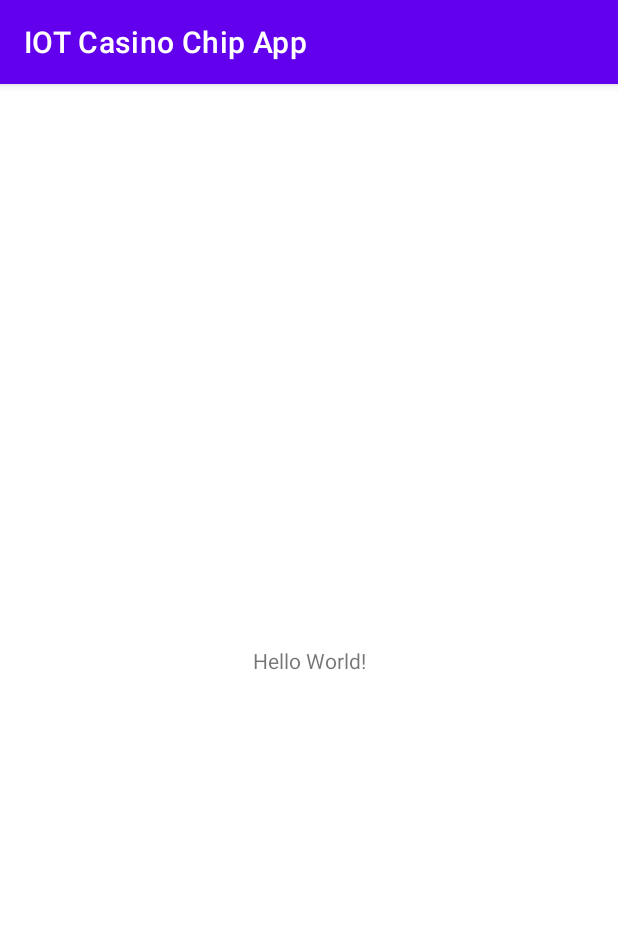
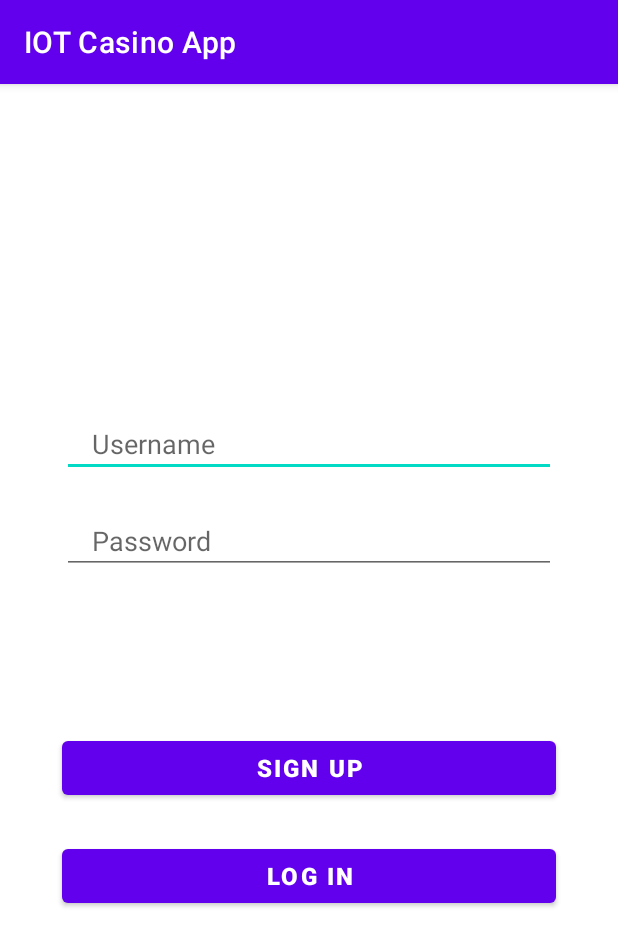
Before and after one commit to andrews2/Senior_Design_Project, an Android app: the screen it shows after launch (MainActivity before the commit, LoginActivity after it), on a phone screen of 412 x 824 dp. Shown: the top 946 px of the screen. Run offline under Robolectric (Android 15) with nearby library versions, the light colour scheme and no system bars.

Commit message:
added login system

```diff
--- /dev/null
+++ b/app/src/main/java/com/example/iotcasinoapp/LoginActivity.java
@@ -0,0 +1,110 @@
+package com.example.iotcasinoapp;
+
+import androidx.appcompat.app.AppCompatActivity;
+
+import android.content.Context;
+import android.content.Intent;
+import android.os.Bundle;
+import android.view.View;
+import android.widget.Button;
+import android.widget.EditText;
+import android.widget.Toast;
+
+import java.io.ObjectInputStream;
+import java.io.ObjectOutputStream;
+import java.io.Serializable;
+import java.net.Socket;
+
+public class LoginActivity extends AppCompatActivity {
+    Thread Thread1 = null;
+    EditText username, password;
+    Button login, signup;
+    String SERVER_IP = "172.20.10.2";
+    int SERVER_PORT = 1234;
+    String message;
+    Socket s;
+    ObjectOutputStream oos;
+    ObjectInputStream ois;
+    Context context;
+
+    @Override
+    protected void onCreate(Bundle savedInstanceState) {
+        super.onCreate(savedInstanceState);
+        setContentView(R.layout.activity_login);
+        username = findViewById(R.id.Username);
+        password = findViewById(R.id.Password);
+        login = findViewById(R.id.Login);
+        signup = findViewById(R.id.Signup);
+        password = findViewById(R.id.Password);
+        context = this;
+
+        //set up buttons to wait for click
+        login.setOnClickListener(new View.OnClickListener() {
+            @Override
+            public void onClick(View view) {
+                message = "LI " + username.getText().toString() + " " + password.getText().toString();
+                signup.setClickable(false);
+                login.setClickable(false);
+                connectToServer();
+            }
+        });
+
+
+        signup.setOnClickListener(new View.OnClickListener() {
+            @Override
+            public void onClick(View view) {
+                message = "SU " + username.getText().toString() + " " + password.getText().toString();
+                signup.setClickable(false);
+                login.setClickable(false);
+                connectToServer();
+            }
+        });
+
+
+    }
+    //sends messages to screen
+    public void showToast(final String toast){
+        runOnUiThread(() -> Toast.makeText(LoginActivity.this, toast, Toast.LENGTH_LONG).show());
+    }
+    //reset GUI objects to inital states
+    public void resetInputs(){
+        runOnUiThread(() -> {
+            username.setText("");
+            password.setText("");
+            signup.setClickable(true);
+            login.setClickable(true);
+        });
+    }
+    //main thread to handle connection to server
+    public void connectToServer(){
+        Thread thread = new Thread(){
+            public void run(){
+                try {
+                    message.trim(); //trim username and password message to be sent
+                    // initalize server connection objects
+                    s = new Socket(SERVER_IP, SERVER_PORT);
+                    oos = new ObjectOutputStream(s.getOutputStream());
+                    oos.writeObject(message);
+                    ois = new ObjectInputStream(s.getInputStream());
+                    // get reply from server
+                    String reply = (String) ois.readObject();
+                    if (reply.equals("Login/signup Succesful")) { // check if is a succesful login
+                        int accval = (int) ois.readObject();
+                        SocketHandler.setSocket(s);
+                        Intent nextIntent = new Intent(LoginActivity.this, MainActivity.class);
+                        nextIntent.putExtra("accountValue", accval);
+                        LoginActivity.this.startActivity(nextIntent);
+                    }
+                    else{
+                        showToast(reply);
+                        resetInputs();
+                    }
+                } catch (Exception e) {
+                    showToast("Error: " + e.toString());
+                }
+            }
+        };
+        thread.start();
+    }
+
+}
--- /dev/null
+++ b/app/src/main/res/layout/activity_login.xml
@@ -0,0 +1,71 @@
+<?xml version="1.0" encoding="utf-8"?>
+<androidx.constraintlayout.widget.ConstraintLayout xmlns:android="http://schemas.android.com/apk/res/android"
+    xmlns:app="http://schemas.android.com/apk/res-auto"
+    xmlns:tools="http://schemas.android.com/tools"
+    android:layout_width="match_parent"
+    android:layout_height="match_parent"
+    tools:context=".LoginActivity">
+
+    <EditText
+        android:id="@+id/Username"
+        android:layout_width="0dp"
+        android:layout_height="wrap_content"
+        app:layout_constraintWidth_percent=".8"
+        app:layout_constraintVertical_bias=".3"
+        app:layout_constraintHorizontal_bias=".5"
+        android:hint="Username"
+        android:paddingLeft="20dp"
+        android:paddingTop="10dp"
+        android:paddingBottom="10dp"
+        app:layout_constraintBottom_toBottomOf="parent"
+        app:layout_constraintEnd_toEndOf="parent"
+        app:layout_constraintStart_toStartOf="parent"
+        app:layout_constraintTop_toTopOf="parent" />
+
+    <EditText
+        android:id="@+id/Password"
+        android:layout_width="0dp"
+        android:layout_height="wrap_content"
+        android:hint="Password"
+        android:paddingLeft="20dp"
+        android:paddingTop="10dp"
+        android:paddingBottom="10dp"
+        android:layout_margin="20dp"
+        app:layout_constraintVertical_bias="0"
+        app:layout_constraintBottom_toBottomOf="parent"
+        app:layout_constraintEnd_toEndOf="parent"
+        app:layout_constraintStart_toStartOf="parent"
+        app:layout_constraintTop_toBottomOf="@+id/Username"
+        app:layout_constraintWidth_percent=".8" />
+
+    <Button
+        android:id="@+id/Login"
+        android:layout_width="0dp"
+        android:layout_height="wrap_content"
+        app:layout_constraintWidth_percent=".8"
+        app:layout_constraintVertical_bias=".7"
+        android:text="Log In"
+        android:textSize="16sp"
+        android:textStyle="bold"
+        app:layout_constraintBottom_toBottomOf="parent"
+        app:layout_constraintEnd_toEndOf="parent"
+        app:layout_constraintStart_toStartOf="parent"
+        app:layout_constraintTop_toTopOf="parent"
+        />
+
+    <Button
+        android:id="@+id/Signup"
+        android:layout_width="0dp"
+        android:layout_height="wrap_content"
+        app:layout_constraintWidth_percent=".8"
+        app:layout_constraintVertical_bias=".6"
+        android:text="Sign Up"
+        android:textSize="16sp"
+        android:textStyle="bold"
+        app:layout_constraintBottom_toBottomOf="parent"
+        app:layout_constraintEnd_toEndOf="parent"
+        app:layout_constraintStart_toStartOf="parent"
+        app:layout_constraintTop_toTopOf="parent"
+        />
+
+</androidx.constraintlayout.widget.ConstraintLayout>
--- a/app/src/main/res/layout/activity_main.xml
+++ b/app/src/main/res/layout/activity_main.xml
@@ -4,15 +4,4 @@
     xmlns:tools="http://schemas.android.com/tools"
     android:layout_width="match_parent"
     android:layout_height="match_parent"
-    tools:context=".MainActivity">
-
-    <TextView
-        android:layout_width="wrap_content"
-        android:layout_height="wrap_content"
-        android:text="Hello World!"
-        app:layout_constraintBottom_toBottomOf="parent"
-        app:layout_constraintLeft_toLeftOf="parent"
-        app:layout_constraintRight_toRightOf="parent"
-        app:layout_constraintTop_toTopOf="parent" />
-
-</androidx.constraintlayout.widget.ConstraintLayout>
+    tools:context=".MainActivity"/>
--- a/app/src/main/res/values-night/themes.xml
+++ b/app/src/main/res/values-night/themes.xml
@@ -1,6 +1,6 @@
 <resources xmlns:tools="http://schemas.android.com/tools">
     <!-- Base application theme. -->
-    <style name="Theme.IOTCasinoChipApp" parent="Theme.MaterialComponents.DayNight.DarkActionBar">
+    <style name="Theme.IOTCasinoApp" parent="Theme.MaterialComponents.DayNight.DarkActionBar">
         <!-- Primary brand color. -->
         <item name="colorPrimary">@color/purple_200</item>
         <item name="colorPrimaryVariant">@color/purple_700</item>
--- a/app/src/main/res/values/strings.xml
+++ b/app/src/main/res/values/strings.xml
@@ -1,3 +1,3 @@
 <resources>
-    <string name="app_name">IOT Casino Chip App</string>
+    <string name="app_name">IOT Casino App</string>
 </resources>
--- a/app/src/main/res/values/themes.xml
+++ b/app/src/main/res/values/themes.xml
@@ -1,6 +1,6 @@
 <resources xmlns:tools="http://schemas.android.com/tools">
     <!-- Base application theme. -->
-    <style name="Theme.IOTCasinoChipApp" parent="Theme.MaterialComponents.DayNight.DarkActionBar">
+    <style name="Theme.IOTCasinoApp" parent="Theme.MaterialComponents.DayNight.DarkActionBar">
         <!-- Primary brand color. -->
         <item name="colorPrimary">@color/purple_500</item>
         <item name="colorPrimaryVariant">@color/purple_700</item>
--- a/settings.gradle
+++ b/settings.gradle
@@ -6,5 +6,5 @@ dependencyResolutionManagement {
         jcenter() // Warning: this repository is going to shut down soon
     }
 }
-rootProject.name = "IOT Casino Chip App"
+rootProject.name = "IOT Casino App"
 include ':app'
```
Also changed, not shown: app/build.gradle (+4 -4 lines), app/src/main/AndroidManifest.xml (+11 -2 lines), app/src/main/java/com/example/iotcasinoapp/MainActivity.java (added, +36 -0 lines), app/src/main/java/com/example/iotcasinoapp/SocketHandler.java (added, +15 -0 lines), app/src/main/java/com/example/iotcasinochipapp/MainActivity.java (deleted, +0 -14 lines), gradle/wrapper/gradle-wrapper.properties (added), 10 other files.
